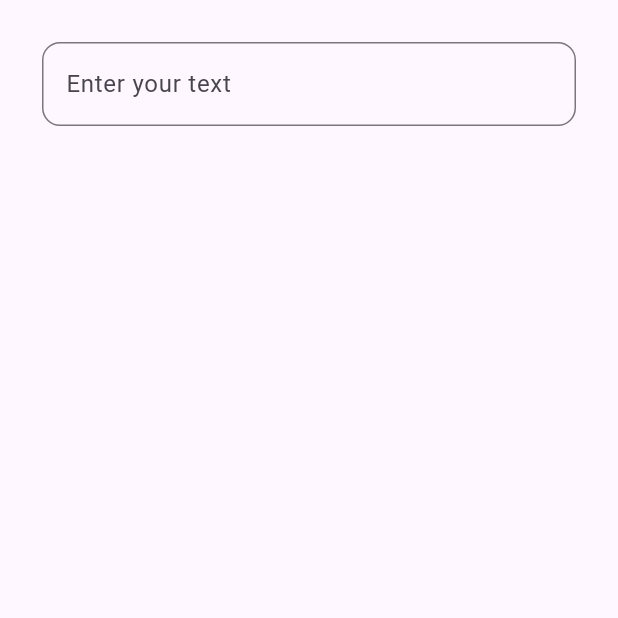
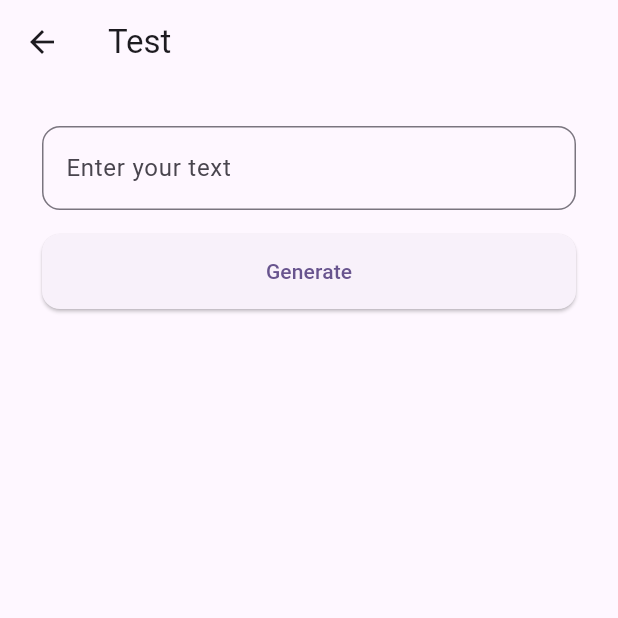
Before and after one commit to oli-mac/quantum, a Flutter app: the Test screen opened directly, on a phone screen of 412 x 824 dp, the top half of it. Run offline on Flutter 3.47's test engine with Material 3 defaults, Android fonts, the phone set to English and light mode, and no system bars; our stand-ins replace get.

Commit message:
gemini api test

```diff
--- a/lib/api/jemini.dart
+++ b/lib/api/jemini.dart
@@ -1,7 +1,6 @@
 import 'dart:convert';
 
 import 'package:http/http.dart' as http;
-import 'dart:html';
 
 class GeminiApi {
   static Future<Map<String, String>> getHeader() async {
@@ -11,7 +10,7 @@ class GeminiApi {
   }
 
   // create http request
-  static Future<String> getGeminiData() async {
+  static Future<String> getGeminiData(text) async {
     try {
       final header = await getHeader();
 
@@ -19,7 +18,7 @@ class GeminiApi {
         'contents': [
           {
             'parts': [
-              {'texts': 'hello world'}
+              {'text': text}
             ]
           }
         ],
@@ -41,9 +40,9 @@ class GeminiApi {
 
       if (response.statusCode == 200) {
         var jsonRespose = jsonDecode(response.body) as Map<String, dynamic>;
-        return jsonRespose['candidates'][0]['contents']['parts'][0]['texts'][0];
+        return jsonRespose['candidates'][0]['content']['parts'][0]['text'];
       } else {
-        return "Error";
+        return "Error candidates";
       }
     } catch (e) {
       return "Error";
--- a/lib/pages/test.dart
+++ b/lib/pages/test.dart
@@ -1,20 +1,64 @@
 import 'package:flutter/material.dart';
+import 'package:get/get.dart';
+import 'package:quantum/api/jemini.dart';
 
-class Test extends StatelessWidget {
+class Test extends StatefulWidget {
   const Test({super.key});
 
   @override
+  State<Test> createState() => _TestState();
+}
+
+class _TestState extends State<Test> {
+  @override
   Widget build(BuildContext context) {
+    TextEditingController textController = TextEditingController();
+    RxString result = "".obs;
     return Scaffold(
+        appBar: AppBar(
+          title: const Text("Test"),
+        ),
         body: Padding(
-      padding: const EdgeInsets.all(28.0),
+          padding: EdgeInsets.all(28.0),
           child: Column(
             children: [
               TextField(
+                controller: textController,
                 decoration: InputDecoration(
                   hintText: "Enter your text",
                   border: OutlineInputBorder(
                     borderRadius: BorderRadius.circular(12),
+                  ),
+                ),
+              ),
+
+              const SizedBox(height: 16),
+
+              //? Generate button
+              ElevatedButton(
+                onPressed: () async {
+                  result.value =
+                      await GeminiApi.getGeminiData(textController.text);
+                },
+                child: Text("Generate"),
+                style: ElevatedButton.styleFrom(
+                  minimumSize: const Size(double.infinity, 50),
+                  shape: RoundedRectangleBorder(
+                    borderRadius: BorderRadius.circular(12),
+                  ),
+                ),
+              ),
+
+              const SizedBox(height: 16),
+
+              //? Result
+
+              Obx(
+                () => Text(
+                  result.value,
+                  style: const TextStyle(
+                    fontSize: 18,
+                    fontWeight: FontWeight.bold,
                   ),
                 ),
               ),
--- a/pubspec.yaml
+++ b/pubspec.yaml
@@ -36,6 +36,7 @@ dependencies:
   # Use with the CupertinoIcons class for iOS style icons.
   cupertino_icons: ^1.0.2
   http: ^1.1.0
+  get: ^4.6.6
 
 dev_dependencies:
   flutter_test:
```
Also changed, not shown: pubspec.lock. Lines whose indentation alone changed are shown as unchanged.
